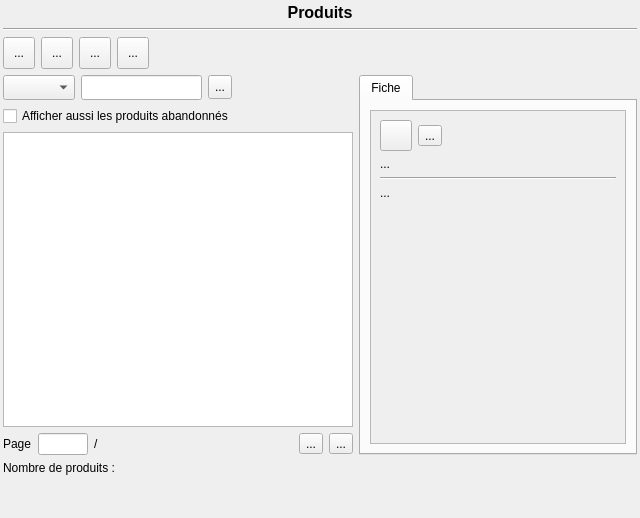
Qt form src/productView.ui (cfdev/mcercle) before a commit.
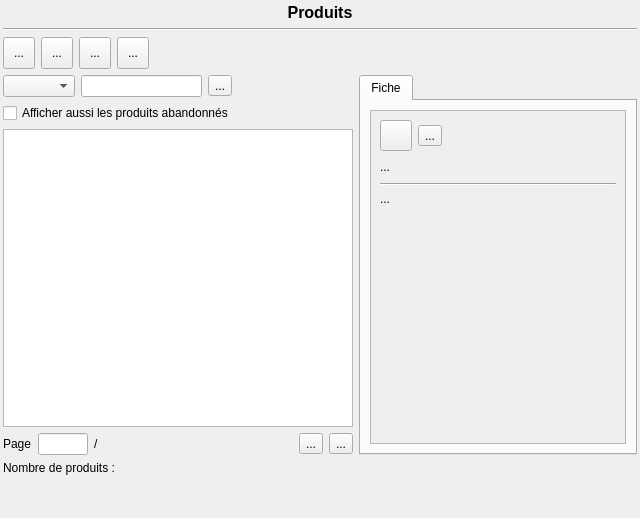
The same form after that commit. Icons and pictures are not drawn.

Diff of the .ui file:
```diff
--- a/src/productView.ui
+++ b/src/productView.ui
@@ -196,33 +196,13 @@
          <item>
           <layout class="QHBoxLayout" name="horizontalLayout_4">
            <item>
-            <widget class="QComboBox" name="comboBoxFiltre">
-             <property name="minimumSize">
-              <size>
-               <width>0</width>
-               <height>25</height>
-              </size>
-             </property>
-            </widget>
+            <widget class="QComboBox" name="comboBoxFiltre"/>
            </item>
            <item>
-            <widget class="QLineEdit" name="lineEdit_searchProduct">
-             <property name="minimumSize">
-              <size>
-               <width>0</width>
-               <height>25</height>
-              </size>
-             </property>
-            </widget>
+            <widget class="QLineEdit" name="lineEdit_searchProduct"/>
            </item>
            <item>
             <widget class="QToolButton" name="toolButton_searchProduct">
-             <property name="minimumSize">
-              <size>
-               <width>24</width>
-               <height>24</height>
-              </size>
-             </property>
              <property name="text">
               <string>...</string>
              </property>
@@ -441,11 +421,38 @@
                  <item>
                   <layout class="QVBoxLayout" name="verticalLayout_4">
                    <item>
-                    <widget class="QLabel" name="labelInfoProduct">
-                     <property name="text">
-                      <string>...</string>
-                     </property>
-                    </widget>
+                    <layout class="QHBoxLayout" name="horizontalLayout_2">
+                     <item>
+                      <widget class="QLabel" name="labelInfoProduct">
+                       <property name="text">
+                        <string>...</string>
+                       </property>
+                      </widget>
+                     </item>
+                     <item>
+                      <spacer name="horizontalSpacer_5">
+                       <property name="orientation">
+                        <enum>Qt::Horizontal</enum>
+                       </property>
+                       <property name="sizeHint" stdset="0">
+                        <size>
+                         <width>40</width>
+                         <height>20</height>
+                        </size>
+                       </property>
+                      </spacer>
+                     </item>
+                     <item>
+                      <widget class="QLabel" name="label_image">
+                       <property name="text">
+                        <string/>
+                       </property>
+                       <property name="scaledContents">
+                        <bool>false</bool>
+                       </property>
+                      </widget>
+                     </item>
+                    </layout>
                    </item>
                    <item>
                     <widget class="Line" name="line_2">
```
Left out of the diff: 13 changed lines with no effect on the pictures.
